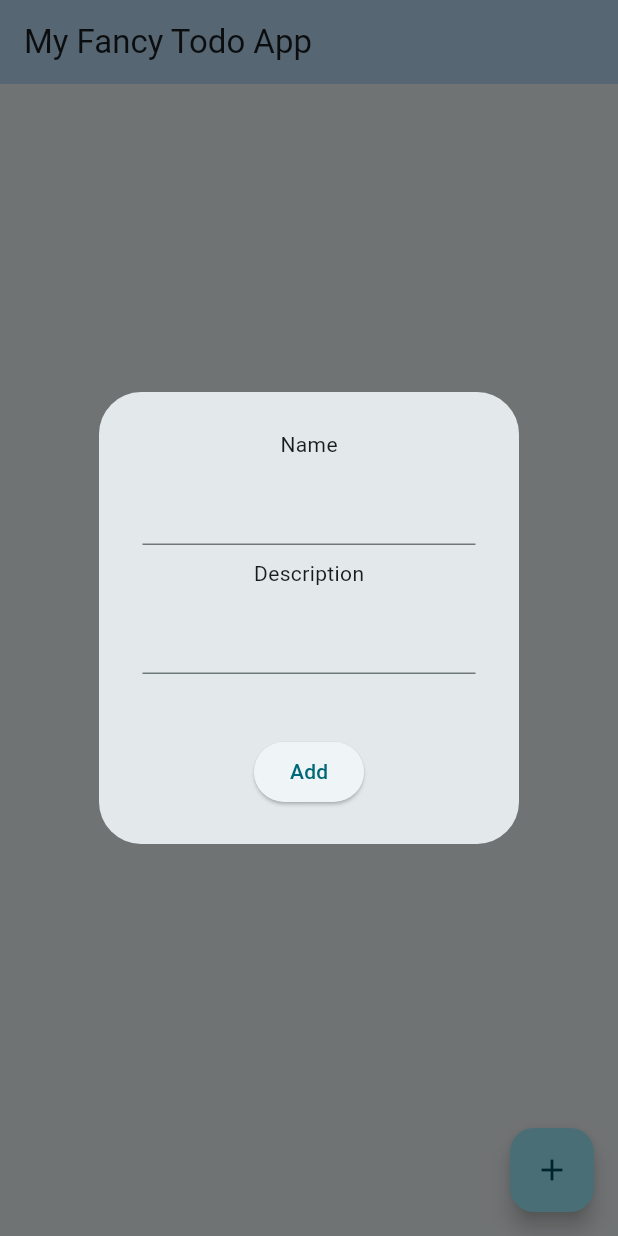
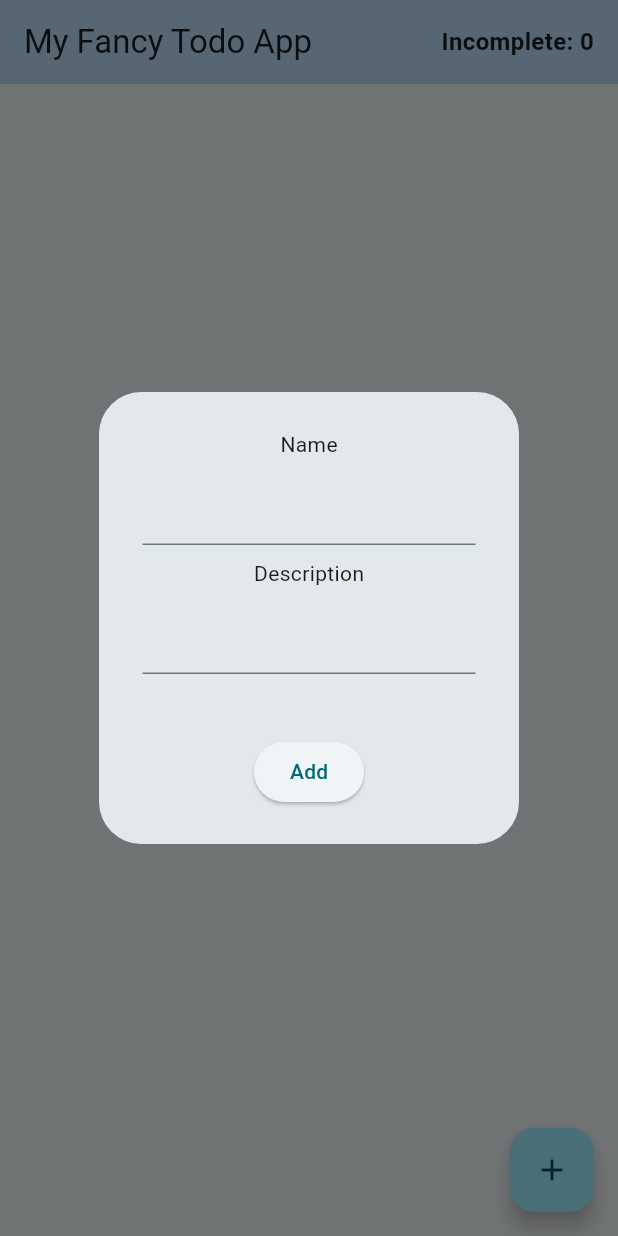
Before and after one commit to Turbat-git/Flutter_portfolio, a Flutter app: the screen it shows after launch, after a tap on the "add" icon, on a phone screen of 412 x 824 dp. Run offline on Flutter 3.47's test engine with Material 3 defaults, Android fonts, the phone set to English and light mode, and no system bars; our stand-ins replace firebase_core, firebase_database, get, hive, hive_flutter, sqflite; accounts and stored records are empty; generated files the repository leaves out were written again.

Commit message:
feat: finish exercise 2 of session 5

```diff
--- a/lib/main.dart
+++ b/lib/main.dart
@@ -55,6 +55,32 @@ class _TodoHomePageState extends State<TodoHomePage> {
       appBar: AppBar(
         title: Text('My Fancy Todo App'),
         backgroundColor: Theme.of(context).primaryColorLight,
+        actions: [
+          Builder(
+            builder: (context) {
+              // CHANGED: listen is set to true so the counter updates dynamically
+              final todoList = Provider.of<TodoList>(context, listen: true);
+
+              // Use the .where() filter as requested
+              final incompleteCount = todoList.todos
+                  .where((todo) => !todo.complete)
+                  .length;
+
+              return Padding(
+                padding: const EdgeInsets.symmetric(horizontal: 16.0),
+                child: Center(
+                  child: Text(
+                    'Incomplete: $incompleteCount',
+                    style: const TextStyle(
+                      fontSize: 16,
+                      fontWeight: FontWeight.bold,
+                    ),
+                  ),
+                ),
+              );
+            },
+          ),
+        ],
       ),
       body: Center(
         child: Consumer<TodoList>(
--- a/lib/services/api_datasource.dart
+++ b/lib/services/api_datasource.dart
@@ -65,7 +65,7 @@ class ApiDatasource implements IDataSource {
   }
 
   @override
-  Future<Todo> read(Todo todo) async {
+  Future<bool> read(Todo todo) async {
     // DataSnapshot snapshot = await _database.ref('todos/${todo.id}').get();
 
     // if (!snapshot.exists) {
--- a/pubspec.yaml
+++ b/pubspec.yaml
@@ -2,7 +2,7 @@ name: tt_flutter_portfolio
 description: "A new Flutter project."
 # The following line prevents the package from being accidentally published to
 # pub.dev using `flutter pub publish`. This is preferred for private packages.
-publish_to: 'none' # Remove this line if you wish to publish to pub.dev
+publish_to: "none" # Remove this line if you wish to publish to pub.dev
 
 # The following defines the version and build number for your application.
 # A version number is three numbers separated by dots, like 1.2.43
@@ -39,7 +39,6 @@ dependencies:
   firebase_core: ^4.6.0
   firebase_database: ^12.2.0
 
-
   # The following adds the Cupertino Icons font to your application.
   # Use with the CupertinoIcons class for iOS style icons.
   cupertino_icons: ^1.0.8
@@ -60,7 +59,6 @@ dev_dependencies:
 
 # The following section is specific to Flutter packages.
 flutter:
-
   # The following line ensures that the Material Icons font is
   # included with your application, so that you can use the icons in
   # the material Icons class.
```
Also changed, not shown: pubspec.lock.
